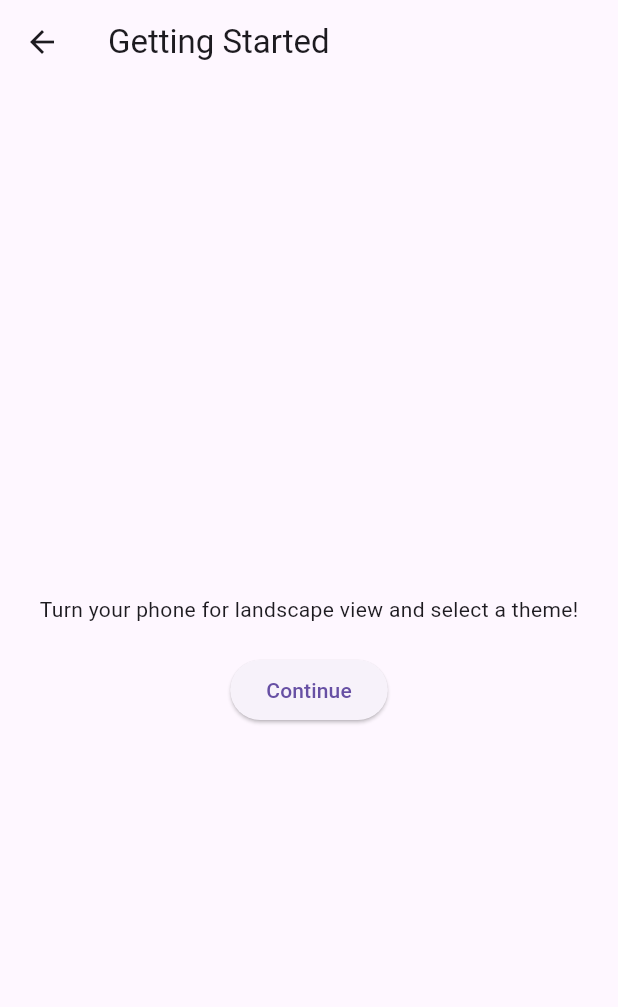
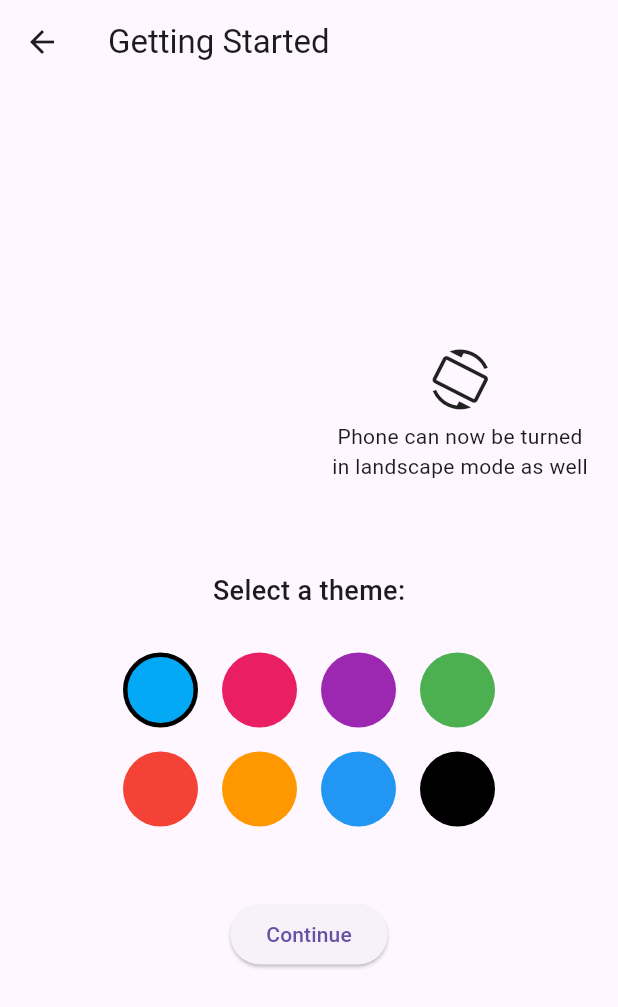
Before and after one commit to unearthcreator/barnbok2, a Flutter app: the FirstTimelineScreen screen opened directly with empty values, on a phone screen of 412 x 824 dp. Shown: the top 1007 px of the screen. Run offline on Flutter 3.47's test engine with Material 3 defaults, Android fonts, the phone set to English and light mode, and no system bars; our stand-ins replace hive, hive_flutter, image_cropper, image_picker, logger, shared_preferences; accounts and stored records are empty.

Commit message:
Working theme selection now but with errors in landscape

```diff
--- a/lib/features/timeline_screens/first_time_timeline_screen.dart
+++ b/lib/features/timeline_screens/first_time_timeline_screen.dart
@@ -3,37 +3,118 @@ import 'package:shared_preferences/shared_preferences.dart';
 import 'package:barnbok/models/card_info.dart';
 import 'package:barnbok/features/timeline_screens/timeline_screen.dart';
 
-class FirstTimelineScreen extends StatelessWidget {
+class FirstTimelineScreen extends StatefulWidget {
   final CardInfo cardInfo;
 
   const FirstTimelineScreen({super.key, required this.cardInfo});
+
+  @override
+  State<FirstTimelineScreen> createState() => _FirstTimelineScreenState();
+}
+
+class _FirstTimelineScreenState extends State<FirstTimelineScreen> with SingleTickerProviderStateMixin {
+  late AnimationController _controller;
+  Color _selectedColor = Colors.lightBlue;
+
+  final List<List<Color>> _themeColors = [
+    [Colors.lightBlue, Colors.pink, Colors.purple, Colors.green],
+    [Colors.red, Colors.orange, Colors.blue, Colors.black],
+  ];
+
+  @override
+  void initState() {
+    super.initState();
+    _controller = AnimationController(
+      duration: const Duration(seconds: 2),
+      vsync: this,
+    )..repeat();
+  }
+
+  @override
+  void dispose() {
+    _controller.dispose();
+    super.dispose();
+  }
 
   Future<void> _completeTutorialAndContinue(BuildContext context) async {
     final prefs = await SharedPreferences.getInstance();
     await prefs.setBool('hasSeenTimelineTutorial', true);
 
-    Navigator.pushReplacement(context, MaterialPageRoute(
-      builder: (_) => TimelineScreen(cardInfo: cardInfo),
-    ));
+    Navigator.pushReplacement(
+      context,
+      MaterialPageRoute(
+        builder: (_) => TimelineScreen(cardInfo: widget.cardInfo),
+      ),
+    );
   }
 
   @override
   Widget build(BuildContext context) {
     return Scaffold(
       appBar: AppBar(title: const Text('Getting Started')),
-      body: Center(
+      body: Column(
+        mainAxisAlignment: MainAxisAlignment.center,
+        children: [
+          Align(
+            alignment: Alignment.topRight,
+            child: Padding(
+              padding: const EdgeInsets.only(right: 20.0, bottom: 20.0),
               child: Column(
-          mainAxisSize: MainAxisSize.min,
                 children: [
-            const Text('Turn your phone for landscape view and select a theme!'),
+                  RotationTransition(
+                    turns: _controller,
+                    child: const Icon(Icons.screen_rotation, size: 40),
+                  ),
+                  const SizedBox(height: 8),
+                  const Text(
+                    'Phone can now be turned\nin landscape mode as well',
+                    textAlign: TextAlign.center,
+                    style: TextStyle(fontSize: 14),
+                  ),
+                ],
+              ),
+            ),
+          ),
+          const SizedBox(height: 40),
+          const Text(
+            'Select a theme:',
+            style: TextStyle(fontSize: 18, fontWeight: FontWeight.w500),
+          ),
           const SizedBox(height: 20),
+          for (var rowColors in _themeColors)
+            Row(
+              mainAxisAlignment: MainAxisAlignment.center,
+              children: rowColors.map((color) {
+                final bool isSelected = _selectedColor == color;
+                final bool isBlack = color == Colors.black;
+                return GestureDetector(
+                  onTap: () {
+                    setState(() {
+                      _selectedColor = color;
+                    });
+                  },
+                  child: Container(
+                    margin: const EdgeInsets.all(8),
+                    width: 50,
+                    height: 50,
+                    decoration: BoxDecoration(
+                      color: color,
+                      shape: BoxShape.circle,
+                      border: isSelected
+                          ? Border.all(color: isBlack ? Colors.white : Colors.black, width: 3)
+                          : null,
+                    ),
+                  ),
+                );
+              }).toList(),
+            ),
+          const SizedBox(height: 40),
           ElevatedButton(
             onPressed: () => _completeTutorialAndContinue(context),
             child: const Text('Continue'),
           ),
         ],
       ),
-      ),
     );
   }
 }
--- a/lib/main.dart
+++ b/lib/main.dart
@@ -1,4 +1,4 @@
-// main.dart - UPDATED VERSION WITH TUTORIAL FLAG INITIALIZATION
+// main.dart - UPDATED VERSION WITH TEMPORARY TUTORIAL FLAG RESET FOR TESTING
 
 import 'package:flutter/material.dart';
 import 'package:hive_flutter/hive_flutter.dart';
@@ -29,12 +29,11 @@ Future<void> main() async {
 
     print('Initializing SharedPreferences...');
     final prefs = await SharedPreferences.getInstance();
-    if (!prefs.containsKey('hasSeenTimelineTutorial')) {
-      await prefs.setBool('hasSeenTimelineTutorial', false);
-      print('Tutorial preference initialized to false.');
-    } else {
-      print('Tutorial preference already set.');
-    }
+
+    // --- TEMPORARY FOR TESTING: Reset tutorial flag EVERY RUN ---
+    await prefs.setBool('hasSeenTimelineTutorial', false);
+    print('Tutorial preference temporarily reset to false (FOR TESTING ONLY).');
+    // -------------------------------------------------------------
 
   } catch (e, stackTrace) {
     print('FATAL ERROR during app initialization: $e\n$stackTrace');
```
Lines whose indentation alone changed are shown as unchanged.
